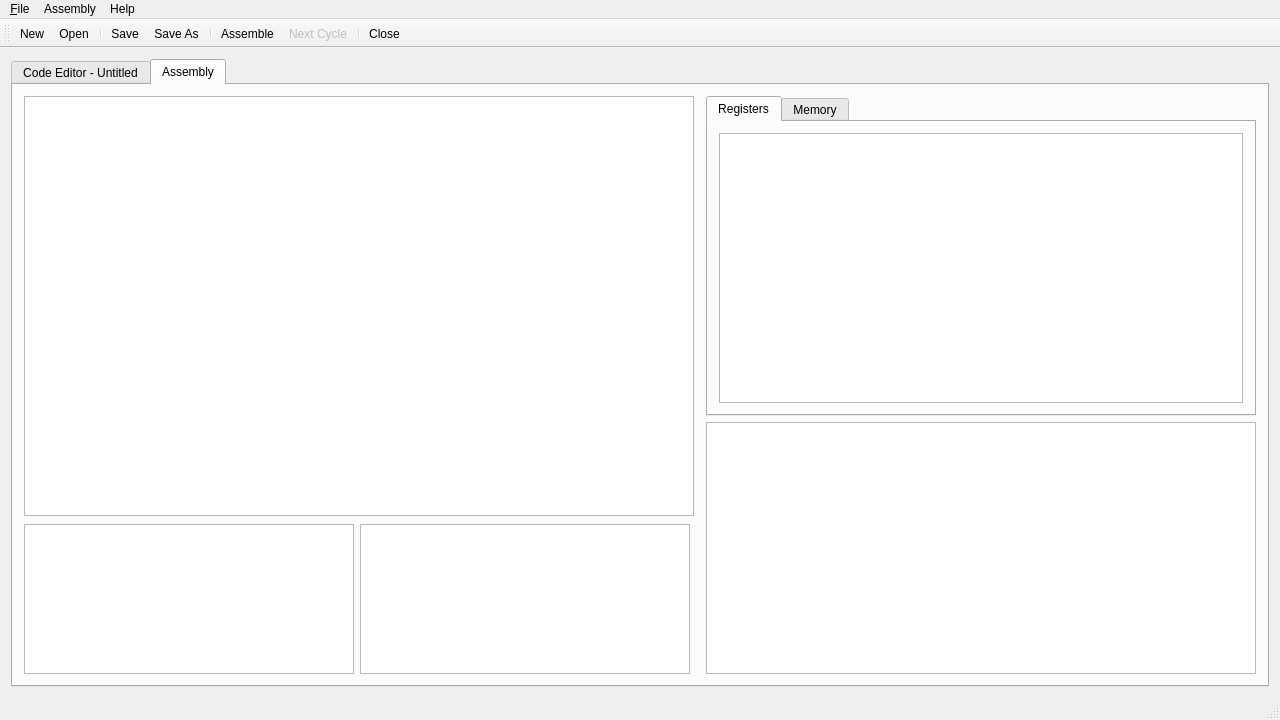
Above: mainwindow.ui from ahmed-agiza/MPLS before the change. Below: the same form after it.
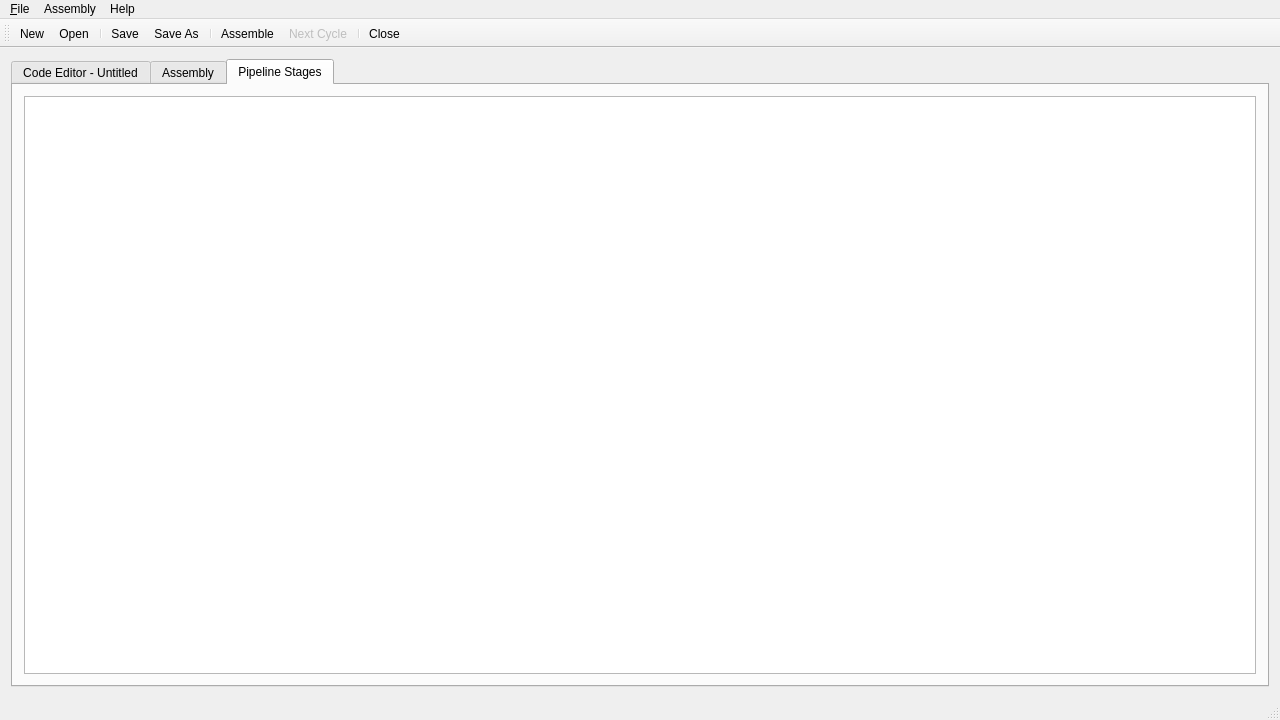
That is the form after the change. Icons and pictures are not drawn.

What changed in the file:
```diff
--- a/mainwindow.ui
+++ b/mainwindow.ui
@@ -26,7 +26,7 @@
          </size>
         </property>
         <property name="currentIndex">
-         <number>1</number>
+         <number>2</number>
         </property>
         <widget class="QWidget" name="tabCodeEditor">
          <attribute name="title">
@@ -138,6 +138,16 @@
           </item>
          </layout>
         </widget>
+        <widget class="QWidget" name="tabPpl">
+         <attribute name="title">
+          <string>Pipeline Stages</string>
+         </attribute>
+         <layout class="QHBoxLayout" name="horizontalLayout_2">
+          <item>
+           <widget class="QTableWidget" name="tblPpl"/>
+          </item>
+         </layout>
+        </widget>
        </widget>
       </item>
      </layout>
```
Left out of the diff: 26 changed lines with no effect on the pictures.
